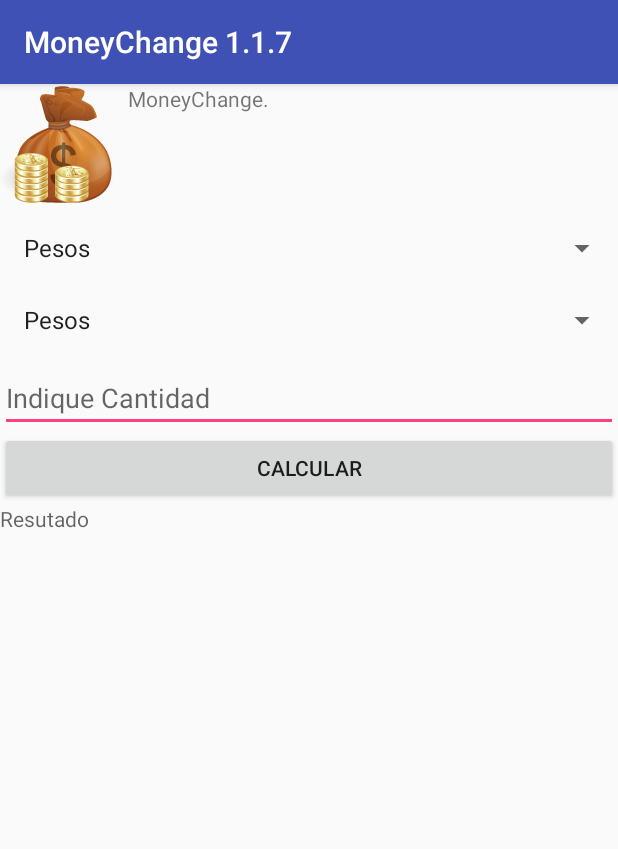
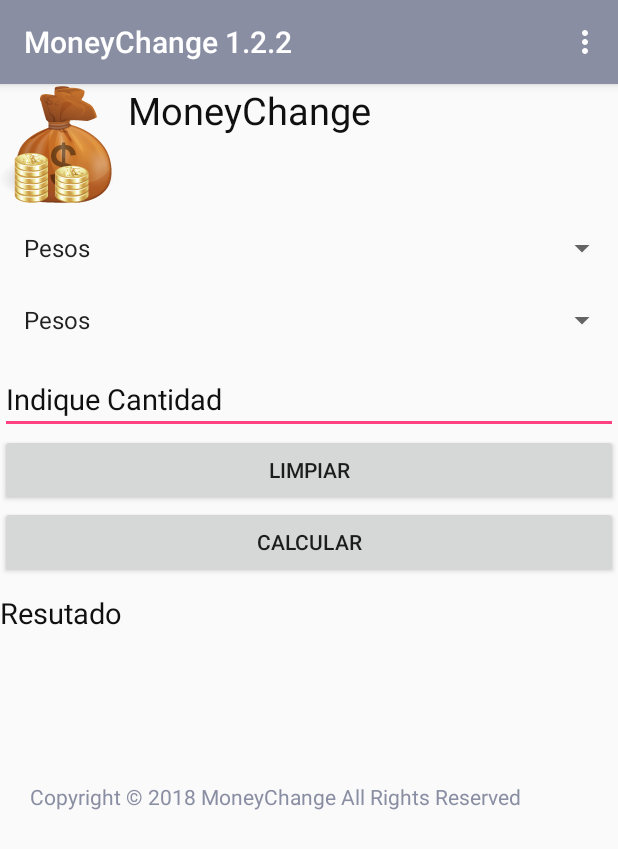
Before and after one commit to FryannM/MoneyChange, an Android app: the screen it shows after launch (MainActivity), on a phone screen of 412 x 824 dp. Shown: the top 849 px of the screen. Run offline under Robolectric (Android 15) with nearby library versions, the phone set to English and light mode, and no system bars.

Commit message:
Adding Menu Option and Designer Ver 1.2.2

```diff
--- a/app/build.gradle
+++ b/app/build.gradle
@@ -24,6 +24,6 @@ dependencies {
     implementation 'com.android.support.constraint:constraint-layout:1.0.2'
     testImplementation 'junit:junit:4.12'
     androidTestImplementation 'com.android.support.test:runner:1.0.1'
-    androidTestImplementation 'comr.android.support.test.espresso:espresso-core:3.0.1'
+   androidTestImplementation 'com.android.support.test.espresso:espresso-core:3.0.1'
     compile 'com.squareup.picasso:picasso:2.5.2'
 }
--- a/app/src/main/java/com/example/admin/moneychange/Calculo.java
+++ b/app/src/main/java/com/example/admin/moneychange/Calculo.java
@@ -1,6 +1,10 @@
 package com.example.admin.moneychange;
 
 import android.os.Build;
+
+import java.math.BigDecimal;
+import java.math.MathContext;
+import java.math.RoundingMode;
 
 /**
  * Created by Admin on 3/10/2018.
@@ -19,8 +23,14 @@ public class Calculo {
         Dollars,
         Euros
     }
+    static double Round(double num) {
 
-    public static double Convertir(Moneda origen, Moneda destino, double cantidadOrigen)
+            return new BigDecimal(num).round(new MathContext(4, RoundingMode.HALF_UP)).doubleValue();
+//new
+    }
+
+
+    public static double Convert(Moneda origen, Moneda destino, double cantidadOrigen)
     {
          switch (origen){
              case Pesos:
--- a/app/src/main/java/com/example/admin/moneychange/MainActivity.java
+++ b/app/src/main/java/com/example/admin/moneychange/MainActivity.java
@@ -1,11 +1,17 @@
 package com.example.admin.moneychange;
 
+import android.content.Intent;
+import android.net.Uri;
 import android.support.v7.app.AppCompatActivity;
 import android.os.Bundle;
+import android.view.Menu;
+import android.view.MenuItem;
 import android.view.View;
 import android.widget.ArrayAdapter;
+import android.widget.Button;
 import android.widget.EditText;
 import android.widget.Spinner;
+import android.widget.Switch;
 import android.widget.TextView;
 import android.widget.Toast;
 
@@ -17,59 +23,119 @@ public class MainActivity extends AppCompatActivity implements View.OnClickListe
     TextView TV_Resultado;
     double cantidad, resultado;
     Spinner sp_origen, sp_destino;
-    String mensaje = "Esto es una prueba";
+
 
     @Override
     protected void onCreate( Bundle savedInstanceState ) {
         super.onCreate(savedInstanceState);
         setContentView(R.layout.activity_main);
 
-        sp_origen = findViewById(R.id.spinner_desde);
-        sp_destino = findViewById(R.id.spinner_hasta);
+        sp_origen = findViewById(R.id.spinner_origen);
+        sp_destino = findViewById(R.id.spinner_destino);
         Ecantidad = findViewById(R.id.quantity_ID);
         TV_Resultado = findViewById(R.id.resultID);
 
-        FillSpinners();
+        FillUpSpinners();
 
         findViewById(R.id.btn_calcular).setOnClickListener(this);
+        findViewById(R.id.btn_cleanData).setOnClickListener(this);
+
     }
 
 
-    private void FillSpinners() {
+    private void FillUpSpinners() {
 
 
-        ArrayAdapter<Calculo.Moneda> adapter_desde
+        ArrayAdapter<Calculo.Moneda> adapter_origen
                 = new ArrayAdapter<>
                 (this, android.R.layout.simple_spinner_item, Calculo.Moneda.values());
 
-        ArrayAdapter<Calculo.Moneda> adapter_hasta
+        ArrayAdapter<Calculo.Moneda> adapter_destino
                 = new ArrayAdapter<>
                 (this, android.R.layout.simple_spinner_item, Calculo.Moneda.values());
 
-        adapter_desde.setDropDownViewResource(android.R.layout.simple_spinner_dropdown_item);
-        adapter_hasta.setDropDownViewResource(android.R.layout.simple_spinner_dropdown_item);
+        adapter_origen.setDropDownViewResource(android.R.layout.simple_spinner_dropdown_item);
+        adapter_destino.setDropDownViewResource(android.R.layout.simple_spinner_dropdown_item);
 
-        sp_origen.setAdapter(adapter_desde);
-        sp_destino.setAdapter(adapter_hasta);
+        sp_origen.setAdapter(adapter_origen);
+        sp_destino.setAdapter(adapter_destino);
 
         sp_origen.setAdapter(new ArrayAdapter(this, android.R.layout.simple_list_item_1, Calculo.Moneda.values()));
         sp_destino.setAdapter(new ArrayAdapter(this, android.R.layout.simple_list_item_1, Calculo.Moneda.values()));
     }
 
+
+    private void CleanData() {
+
+        Ecantidad.setText("");
+        TV_Resultado.setText("");
+
+    }
+
+
+    public boolean onCreateOptionsMenu(Menu menu) {
+
+        getMenuInflater().inflate(R.menu.menu, menu);
+        return true;
+    }
+
     @Override
-    public void onClick( View view )
-    {
-        Calculo calculo = new Calculo();
+    public boolean onOptionsItemSelected(MenuItem item) {
 
-        if (!Ecantidad.getText().toString().isEmpty()) {
-            cantidad = Double.parseDouble(Ecantidad.getText().toString());
+        switch (item.getItemId()){
+            case R.id.menu_about:
+                Intent browserIntent = new Intent(Intent.ACTION_VIEW, Uri.parse("https://google.com.do"));
+                startActivity(browserIntent);
+                break;
+            case R.id.menu_close:
+                finishAffinity();
+                break;
 
-            Calculo.Moneda monedaOrigen = Calculo.Moneda.valueOf(sp_origen.getSelectedItem().toString());
-            Calculo.Moneda monedaDestino = Calculo.Moneda.valueOf(sp_destino.getSelectedItem().toString());
+            case R.id.menu_version:{
+                    Toast.makeText(getApplicationContext(),
+                            "Version 1.2.2 Builder ", Toast.LENGTH_SHORT).show();
 
-            resultado = calculo.Convertir(monedaOrigen, monedaDestino, cantidad);
+                    break;
+                }
+            case  R.id.menu_restart:{
+                recreate();
+            }
+        }
 
-            TV_Resultado.setText(String.valueOf(resultado));
+        return super.onOptionsItemSelected(item);
+    }
+
+    @Override
+    public void onClick( View view ) {
+
+        String money = "$$$";
+        switch (view.getId()) {
+            case R.id.btn_calcular: {
+                Calculo calculo = new Calculo();
+
+                if (!Ecantidad.getText().toString().isEmpty()) {
+                    cantidad = Double.parseDouble(Ecantidad.getText().toString());
+
+                    Calculo.Moneda monedaOrigen = Calculo.Moneda.valueOf(sp_origen.getSelectedItem().toString());
+                    Calculo.Moneda monedaDestino = Calculo.Moneda.valueOf(sp_destino.getSelectedItem().toString());
+
+                    resultado = calculo.Convert(monedaOrigen, monedaDestino, cantidad);
+
+                    TV_Resultado.setText(String.valueOf(resultado + money));
+
+
+                    Calculo.Round(resultado);
+                }
+                break;
+
+
+            }
+            case R.id.btn_cleanData: {
+
+                CleanData();
+
+
+            }
         }
     }
 }
--- a/app/src/main/res/layout/activity_main.xml
+++ b/app/src/main/res/layout/activity_main.xml
@@ -2,9 +2,11 @@
 <LinearLayout xmlns:android="http://schemas.android.com/apk/res/android"
 
     xmlns:tools="http://schemas.android.com/tools"
+
     android:orientation="vertical"
     android:layout_width="match_parent"
     android:layout_height="wrap_content"
+
 
 
     tools:context="com.example.admin.moneychange.MainActivity">
@@ -14,21 +16,25 @@
     <TextView
         android:id="@+id/TituloID"
         android:layout_width="match_parent"
-        android:layout_height="wrap_content"
+        android:layout_height="match_parent"
         android:drawableLeft="@mipmap/changemoney"
-        android:text="@string/Title" />
+        android:text="@string/Title"
+        android:textSize="25dp"
+        android:textColor="@color/black"/>
     <Spinner
-        android:id="@+id/spinner_desde"
+        android:id="@+id/spinner_origen"
         android:layout_width="match_parent"
-        android:layout_height="wrap_content"
+        android:layout_height="match_parent"
         android:drawSelectorOnTop="true"
+        android:scrollbarSize="19dp"
         />
     <Spinner
-        android:id="@+id/spinner_hasta"
+        android:id="@+id/spinner_destino"
         android:layout_width="match_parent"
-        android:layout_height="wrap_content"
+        android:layout_height="match_parent"
         android:layout_marginBottom="5dp"
         android:drawSelectorOnTop="true"
+        android:scrollbarSize="19dp"
         />
 
 
@@ -39,18 +45,46 @@
         android:layout_width="match_parent"
         android:layout_height="match_parent"
         android:hint="@string/indique"
-        android:inputType="phone"/>
+        android:textColorHint="@color/black"
 
+        android:inputType="phone"
+        android:textSize="19dp"/>
+
+
+    <Button
+        android:id="@+id/btn_cleanData"
+        android:layout_width="match_parent"
+        android:layout_height="match_parent"
+        android:text="@string/cleanData"/>
     <Button
         android:id="@+id/btn_calcular"
         android:layout_width="match_parent"
-        android:layout_height="wrap_content"
-        android:text="@string/cal"/>
+        android:layout_height="match_parent"
+        android:text="@string/cal"
+        android:textColorHighlight="@color/colorPrimary"/>
+
 
 
     <TextView
         android:id="@+id/resultID"
         android:layout_width="match_parent"
         android:layout_height="match_parent"
-        android:hint="@string/resultado"/>
+        android:hint="@string/resultado"
+        android:textSize="19dp"
+        android:textColorHint="@color/black"
+        android:layout_marginTop="10dp"/>
+
+    <TextView
+        android:layout_width="wrap_content"
+        android:layout_height="match_parent"
+        android:layout_marginLeft="0dp"
+        android:layout_marginStart="20dp"
+        android:layout_marginTop="100dp"
+        android:gravity="center_vertical"
+        android:text="@string/Rights"
+        android:textColor="@color/colorPrimary"/>
+
+
+
+
 </LinearLayout>
--- /dev/null
+++ b/app/src/main/res/menu/menu.xml
@@ -0,0 +1,23 @@
+<?xml version="1.0" encoding="utf-8"?>
+<menu xmlns:android="http://schemas.android.com/apk/res/android">
+
+
+    <item
+        android:id="@+id/menu_about"
+        android:title="@string/acercade"
+        android:orderInCategory="10" />
+
+    <item
+        android:id="@+id/menu_version"
+        android:title="@string/version"
+        android:orderInCategory="1000"/>
+
+    <item
+        android:id="@+id/menu_restart"
+        android:title="@string/restart"
+        android:orderInCategory="1000"/>
+    <item
+        android:id="@+id/menu_close"
+        android:title="@string/Exit"
+        android:orderInCategory="1000"/>
+</menu>
--- a/app/src/main/res/values/colors.xml
+++ b/app/src/main/res/values/colors.xml
@@ -1,8 +1,9 @@
 <?xml version="1.0" encoding="utf-8"?>
 <resources>
-    <color name="colorPrimary">#3F51B5</color>
+    <color name="colorPrimary">#8a8ea3</color>
     <color name="colorPrimaryDark">#303F9F</color>
     <color name="colorAccent">#FF4081</color>
-    <color name="bgcolor">#bab0b2</color>
+    <color name="bgcolor">#d6c2c6</color>
+    <color name="black">#101010</color>
 
 </resources>
--- a/app/src/main/res/values/strings.xml
+++ b/app/src/main/res/values/strings.xml
@@ -1,22 +1,17 @@
 <resources>
-    <string name="app_name">MoneyChange 1.1.7</string>
-   <string name="Title">MoneyChange.</string>
-    <string name="USA">Usa Dollars</string>
-    <string name="EU">Euros</string>
-    <string name="DOP">Dominican Pesos</string>
+    <string name="app_name">MoneyChange 1.2.2</string>
+   <string name="Title">MoneyChange</string>
+
     <string name="since">Indique el monto </string>
     <string name="resultado">Resutado </string>
+    <string name="cleanData">Limpiar</string>
     <string name="cal">Calcular</string>
     <string name="indique">Indique Cantidad</string>
+    <string name="acercade">About</string>
+    <string name="Exit">Exit</string>
+    <string name="version">Version</string>
+    <string name="restart">Restart</string>
+    <string name="Rights"> Copyright © 2018 MoneyChange  All Rights Reserved </string>
 
 
-
-
-
-    <string-array name="Coins">USA
-        <item>@string/USA</item>
-        <item>@string/EU</item>
-        <item>@string/DOP</item>
-    </string-array>
-
 </resources>
```
Also changed, not shown: app/src/main/res/layout/activity_welcome.xml (deleted, +0 -9 lines), 1 other file.
